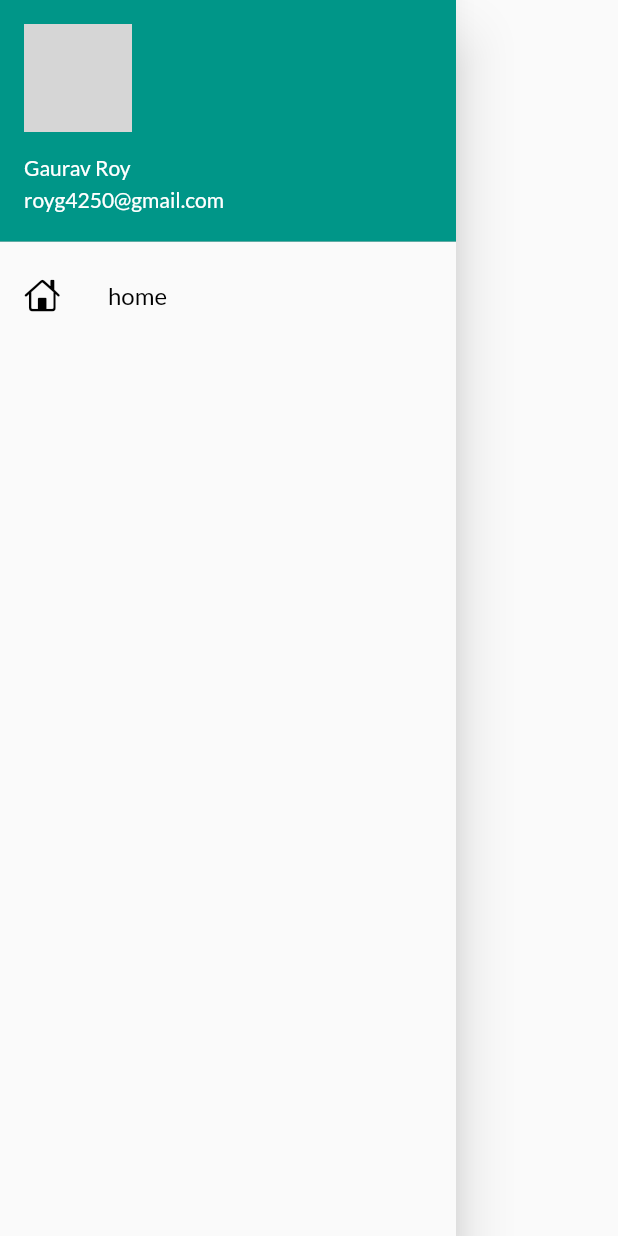
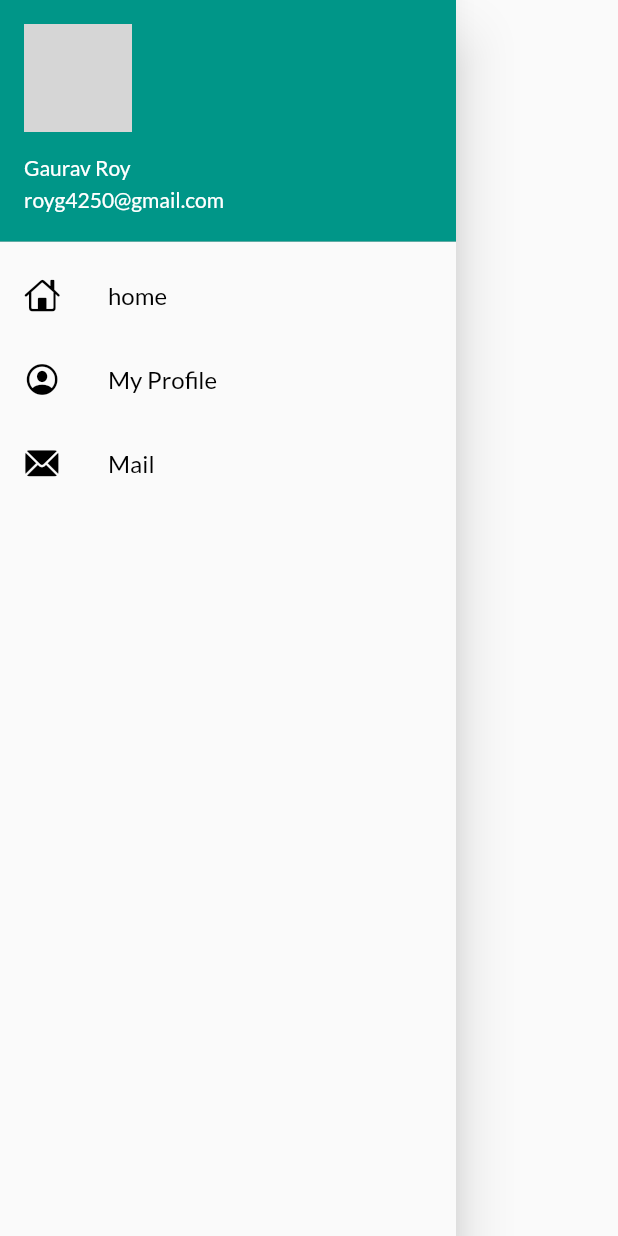
Before and after one commit to GauravRoy092/App-Dev, a Flutter app: the MyDrawer widget shown alone on an empty page, opened directly, on a phone screen of 412 x 824 dp. Run offline on Flutter 3.47's test engine with Material 2 defaults, Android fonts, the phone set to English and light mode, and no system bars; our stand-ins replace google_fonts, matcher; missing offline and left inert: dart:html; network calls fail; grey boxes are pictures that could not be loaded.

Commit message:
some more changes drawer

```diff
--- a/unicorn/lib/main.dart
+++ b/unicorn/lib/main.dart
@@ -22,7 +22,7 @@ class unicorn extends StatelessWidget {
           fontFamily: GoogleFonts.lato().fontFamily),
       debugShowCheckedModeBanner: false,
       routes: {
-        "/": (context) => homepage(),
+        "/": (context) => Login(),
         MyRoutes.homeRoute: (context) => homepage(),
         MyRoutes.LoginRoute: (context) => Login()
       },
--- a/unicorn/lib/widgets/drawer.dart
+++ b/unicorn/lib/widgets/drawer.dart
@@ -37,7 +37,27 @@ class MyDrawer extends StatelessWidget {
               "home",
               style: TextStyle(color: Colors.black),
             ),
-          )
+          ),
+          ListTile(
+            leading: Icon(
+              CupertinoIcons.profile_circled,
+              color: Colors.black,
+            ),
+            title: Text(
+              "My Profile",
+              style: TextStyle(color: Colors.black),
+            ),
+          ),
+          ListTile(
+            leading: Icon(
+              CupertinoIcons.mail_solid,
+              color: Colors.black,
+            ),
+            title: Text(
+              "Mail",
+              style: TextStyle(color: Colors.black),
+            ),
+          ),
         ],
       ),
     );
```
